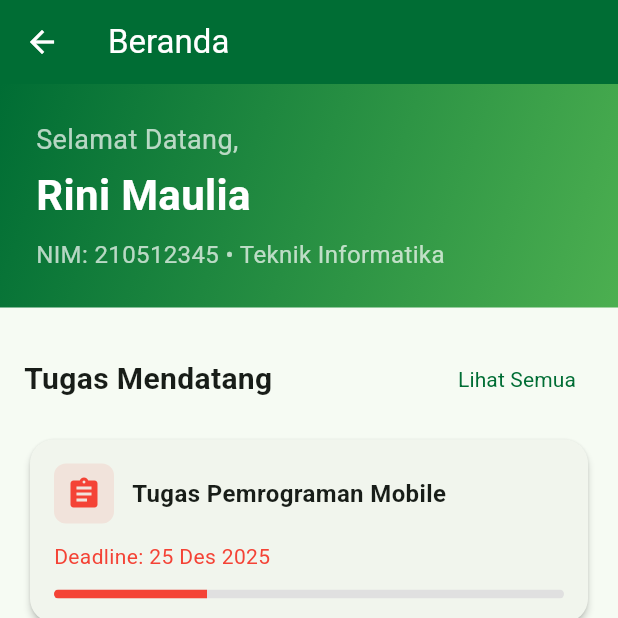
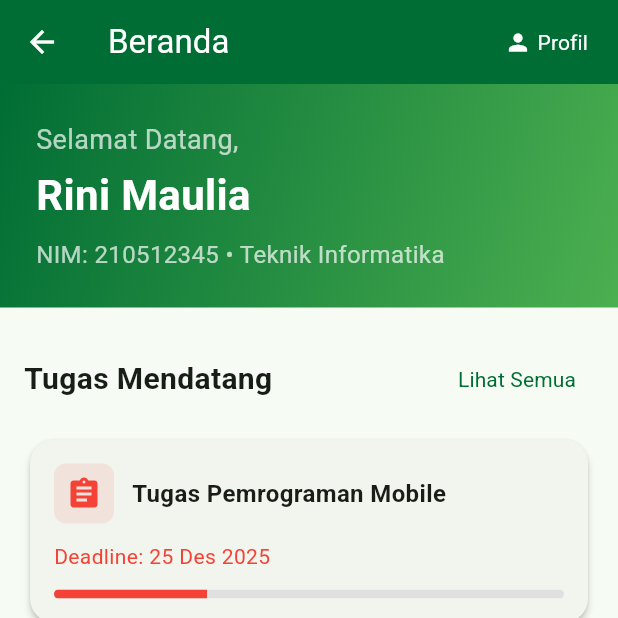
Before and after one commit to rinimaulia09/apk_uimlms, a Flutter app: the HomeScreen screen opened directly, on a phone screen of 412 x 824 dp, the top half of it. Run offline on Flutter 3.47's test engine with Material 3 defaults, Android fonts, the phone set to English and light mode, and no system bars.

Commit message:
Memindahkan fitur navigasi profil ke bagian header halaman beranda

```diff
--- a/lib/screens/home_screen.dart
+++ b/lib/screens/home_screen.dart
@@ -1,5 +1,6 @@
 import 'package:flutter/material.dart';
 import 'package:apk_uimlms/screens/my_classes_screen.dart';
+import 'package:apk_uimlms/screens/profile_screen.dart';
 
 class HomeScreen extends StatelessWidget {
   const HomeScreen({super.key});
@@ -12,6 +13,38 @@ class HomeScreen extends StatelessWidget {
         backgroundColor: const Color(0xFF006D34), // UIM Green
         foregroundColor: Colors.white,
         elevation: 0,
+        actions: [
+          // Profile navigation icon and text
+          Padding(
+            padding: const EdgeInsets.only(right: 8.0),
+            child: TextButton(
+              onPressed: () {
+                if (context.mounted) {
+                  Navigator.push(
+                    context,
+                    MaterialPageRoute(
+                      builder: (context) => const ProfileScreen(),
+                    ),
+                  );
+                }
+              },
+              child: Row(
+                mainAxisSize: MainAxisSize.min,
+                children: [
+                  const Icon(Icons.person, color: Colors.white),
+                  const SizedBox(width: 4),
+                  Text(
+                    'Profil',
+                    style: TextStyle(
+                      color: Colors.white,
+                      fontWeight: FontWeight.w500,
+                    ),
+                  ),
+                ],
+              ),
+            ),
+          ),
+        ],
       ),
       body: SingleChildScrollView(
         child: Column(
@@ -74,7 +107,6 @@ class HomeScreen extends StatelessWidget {
                       ),
                       TextButton(
                         onPressed: () {
-                          // TODO: Navigate to assignments page when implemented
                           ScaffoldMessenger.of(context).showSnackBar(
                             const SnackBar(
                               content: Text(
@@ -150,12 +182,14 @@ class HomeScreen extends StatelessWidget {
                           // Navigate to My Classes tab
                           // We need to communicate with the parent MainApp to change tab
                           // For now, we'll navigate to the MyClassesScreen directly
+                          if (context.mounted) {
                             Navigator.push(
                               context,
                               MaterialPageRoute(
                                 builder: (context) => const MyClassesScreen(),
                               ),
                             );
+                          }
                         },
                         child: const Text(
                           'Lihat Semua',
```
Also changed, not shown: lib/screens/main_app.dart (+0 -7 lines). Lines whose indentation alone changed are shown as unchanged.
